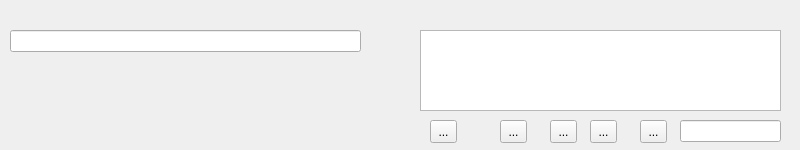
The window that gui/braineditor/fuzzyeditor.ui (difu/Brainiac) describes before a commit, drawn with Qt 5.
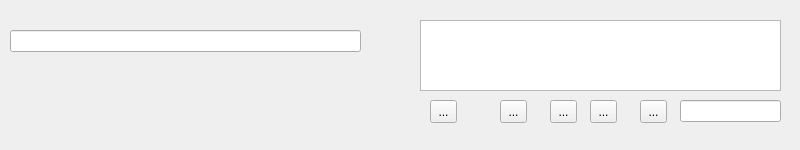
The same window after the commit.

What changed in the file:
```diff
--- a/gui/braineditor/fuzzyeditor.ui
+++ b/gui/braineditor/fuzzyeditor.ui
@@ -27,9 +27,9 @@
    <property name="geometry">
     <rect>
      <x>420</x>
-     <y>30</y>
+     <y>20</y>
      <width>361</width>
-     <height>81</height>
+     <height>71</height>
     </rect>
    </property>
   </widget>
@@ -37,7 +37,7 @@
    <property name="geometry">
     <rect>
      <x>430</x>
-     <y>120</y>
+     <y>100</y>
      <width>27</width>
      <height>23</height>
     </rect>
@@ -50,7 +50,7 @@
    <property name="geometry">
     <rect>
      <x>550</x>
-     <y>120</y>
+     <y>100</y>
      <width>27</width>
      <height>23</height>
     </rect>
@@ -63,7 +63,7 @@
    <property name="geometry">
     <rect>
      <x>500</x>
-     <y>120</y>
+     <y>100</y>
      <width>27</width>
      <height>23</height>
     </rect>
@@ -76,7 +76,7 @@
    <property name="geometry">
     <rect>
      <x>590</x>
-     <y>120</y>
+     <y>100</y>
      <width>27</width>
      <height>23</height>
     </rect>
@@ -89,7 +89,7 @@
    <property name="geometry">
     <rect>
      <x>640</x>
-     <y>120</y>
+     <y>100</y>
      <width>27</width>
      <height>23</height>
     </rect>
@@ -102,7 +102,7 @@
    <property name="geometry">
     <rect>
      <x>680</x>
-     <y>120</y>
+     <y>100</y>
      <width>101</width>
      <height>22</height>
     </rect>
```
Left out of the diff: 4 changed lines with no effect on the pictures.
